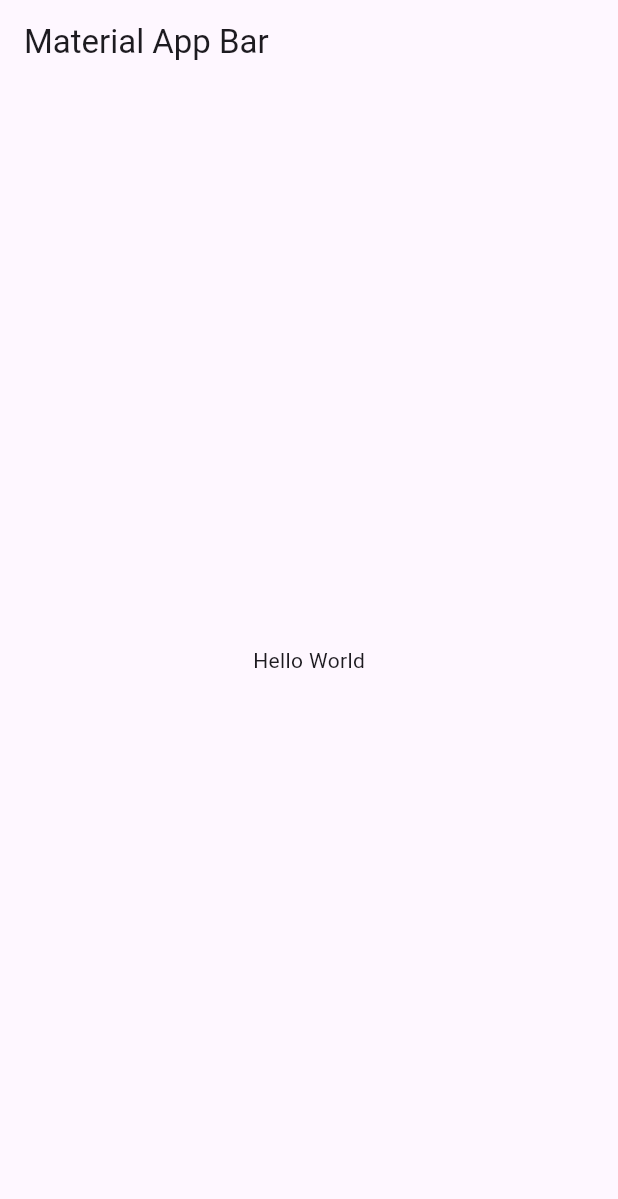
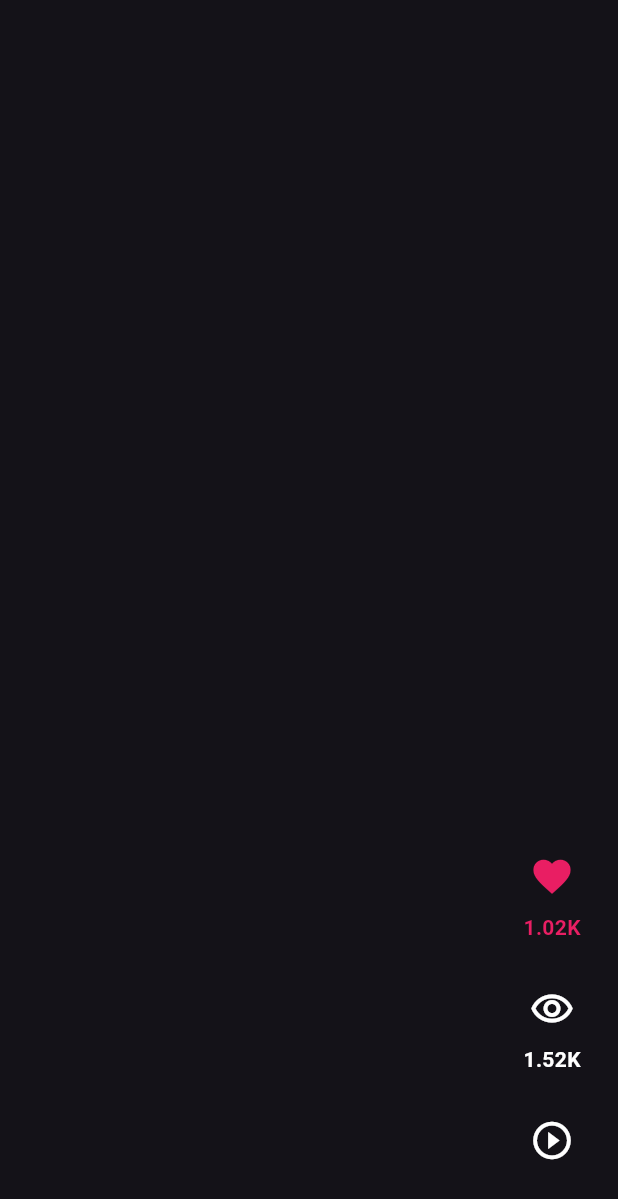
Before and after one commit to PePeWee07/Projects_Flutter, a Flutter app: the screen it shows after launch, on a phone screen of 412 x 824 dp. Shown: the top 1199 px of the screen. Run offline on Flutter 3.47's test engine with Material 3 defaults, Android fonts, the phone set to English and light mode, and no system bars; our stand-ins replace dio.

Commit message:
correccion de repositorio sin videos

```diff
--- /dev/null
+++ b/Projects_Flutter/toktik/lib/config/helpers/huma_formats.dart
@@ -0,0 +1,15 @@
+
+import 'package:intl/intl.dart';
+
+class HumanFormats {
+
+  static String humanReadbleNumber(double number) {
+
+    final formatterNumber = NumberFormat.compactCurrency(
+      decimalDigits: 0,
+      symbol: '',
+    ).format(number);
+
+    return formatterNumber;
+  }
+}
--- /dev/null
+++ b/Projects_Flutter/toktik/lib/config/theme/app_theme.dart
@@ -0,0 +1,10 @@
+import 'package:flutter/material.dart';
+
+class AppTheme{
+
+  ThemeData getTheme() => ThemeData(
+    brightness: Brightness.dark
+  );
+
+
+}
--- /dev/null
+++ b/Projects_Flutter/toktik/lib/domain/entities/video_post.dart
@@ -0,0 +1,17 @@
+
+class VideoPost {
+
+  final String caption;
+  final String videoUrl;
+  final int likes;
+  final int views;
+
+  VideoPost({
+    required this.caption,
+    required this.videoUrl,
+    this.likes = 0,
+    this.views = 0,
+  });
+
+
+}
--- /dev/null
+++ b/Projects_Flutter/toktik/lib/infrastructure/models/local_video_model.dart
@@ -0,0 +1,37 @@
+import 'package:toktik/domain/entities/video_post.dart';
+
+class LocalVideoModel {
+    final String name;
+    final String videoUrl;
+    final int likes;
+    final int views;
+
+    LocalVideoModel({
+        required this.name,
+        required this.videoUrl,
+        this.likes = 0,
+        this.views = 0,
+    });
+
+    factory LocalVideoModel.fromJson(Map<String, dynamic> json) => LocalVideoModel(
+        name: json["name"],
+        videoUrl: json["videoUrl"],
+        likes: json["likes"],
+        views: json["views"],
+    );
+
+    // Map<String, dynamic> toJson() => {
+    //     "name": name,
+    //     "videoUrl": videoUrl,
+    //     "likes": likes,
+    //     "views": views,
+    // };
+
+  VideoPost toVideoPostEntity() => VideoPost(
+    caption: name,
+    videoUrl: videoUrl,
+    likes: likes,
+    views: views,
+  );
+
+}
--- a/Projects_Flutter/toktik/lib/main.dart
+++ b/Projects_Flutter/toktik/lib/main.dart
@@ -1,4 +1,8 @@
 import 'package:flutter/material.dart';
+import 'package:toktik/config/theme/app_theme.dart';
+import 'package:toktik/presentation/providers/discover_provider.dart';
+import 'package:toktik/presentation/screens/discover/discover_screen.dart';
+import 'package:provider/provider.dart';
 
 void main() => runApp(const MyApp());
 
@@ -7,15 +11,18 @@ class MyApp extends StatelessWidget {
 
   @override
   Widget build(BuildContext context) {
-    return MaterialApp(
-      title: 'Material App',
-      home: Scaffold(
-        appBar: AppBar(
-          title: const Text('Material App Bar'),
-        ),
-        body: const Center(
-          child: Text('Hello World'),
-        ),
+    return MultiProvider(
+      providers: [
+        ChangeNotifierProvider(
+          lazy: false,
+          create: (_) => DiscoverProvider()..loadNextPage()
+          ),
+      ],
+      child: MaterialApp(
+        title: 'TokTik',
+        debugShowCheckedModeBanner: false,
+        theme: AppTheme().getTheme(),
+        home: const DiscoverScreen(),
       ),
     );
   }
--- /dev/null
+++ b/Projects_Flutter/toktik/lib/presentation/providers/discover_provider.dart
@@ -0,0 +1,25 @@
+import 'package:flutter/material.dart';
+import 'package:toktik/domain/entities/video_post.dart';
+import 'package:toktik/infrastructure/models/local_video_model.dart';
+import 'package:toktik/shared/data/local_video_post.dart';
+
+class DiscoverProvider extends ChangeNotifier{
+
+  bool initailLoading = true;
+  List<VideoPost> videos = [];
+
+  Future<void> loadNextPage() async {
+
+    await Future.delayed(const Duration(seconds: 2));
+
+    final List<VideoPost> newVideos = videoPosts.map(
+      (video) => LocalVideoModel.fromJson(video).toVideoPostEntity()
+    ).toList();
+
+    videos.addAll(newVideos);
+    initailLoading = false;
+
+    notifyListeners();
+  }
+
+}
--- /dev/null
+++ b/Projects_Flutter/toktik/lib/presentation/screens/discover/discover_screen.dart
@@ -0,0 +1,20 @@
+import 'package:flutter/material.dart';
+import 'package:provider/provider.dart';
+import 'package:toktik/presentation/providers/discover_provider.dart';
+import 'package:toktik/presentation/widgets/shared/video_scrollable_view.dart';
+
+class DiscoverScreen extends StatelessWidget {
+  const DiscoverScreen({super.key});
+
+  @override
+  Widget build(BuildContext context) {
+
+    final discoverProvider = context.watch<DiscoverProvider>();
+
+    return Scaffold(
+      body: discoverProvider.initailLoading
+      ? const Center(child: CircularProgressIndicator(strokeWidth: 2))
+      : VideoScrollableView(videos: discoverProvider.videos)
+    );
+  }
+}
--- /dev/null
+++ b/Projects_Flutter/toktik/lib/presentation/widgets/shared/video_buttons.dart
@@ -0,0 +1,59 @@
+import 'package:animate_do/animate_do.dart';
+import 'package:flutter/material.dart';
+import 'package:toktik/config/helpers/huma_formats.dart';
+import 'package:toktik/domain/entities/video_post.dart';
+
+
+class VideoButtons extends StatelessWidget {
+
+  final VideoPost video;
+
+  const VideoButtons({super.key, required this.video});
+
+  @override
+  Widget build(BuildContext context) {
+    return Column(
+      children: [
+        _CustomIcomButton(iconColor: Colors.pink, iconData: Icons.favorite, value: video.likes),
+        const SizedBox(height: 20),
+
+        _CustomIcomButton(iconData: Icons.remove_red_eye_outlined, value: video.views),
+
+        const SizedBox(height: 20),
+        SpinPerfect(
+          infinite: true,
+          duration: const Duration(seconds: 5),
+          child: const _CustomIcomButton(iconData: Icons.play_circle_outline, value: 0)
+        ),
+      ],
+    );
+  }
+}
+
+class _CustomIcomButton extends StatelessWidget {
+
+  final int value;
+  final IconData iconData;
+  final Color color;
+
+  const _CustomIcomButton({
+    required this.value,
+    required this.iconData,
+    iconColor
+  }): color = iconColor ?? Colors.white;
+
+  @override
+  Widget build(BuildContext context) {
+    return Column(
+      children: [
+        IconButton(
+          onPressed: (){},
+          icon: Icon(iconData, color: color, size: 30)
+        ),
+
+        if(value > 0)
+        Text( HumanFormats.humanReadbleNumber(value.toDouble()), style: TextStyle( color: color, fontWeight: FontWeight.bold),)
+      ],
+    );
+  }
+}
--- /dev/null
+++ b/Projects_Flutter/toktik/lib/presentation/widgets/shared/video_scrollable_view.dart
@@ -0,0 +1,33 @@
+import 'package:flutter/material.dart';
+import 'package:flutter/widgets.dart';
+import 'package:toktik/domain/entities/video_post.dart';
+import 'package:toktik/presentation/widgets/shared/video_buttons.dart';
+
+class VideoScrollableView extends StatelessWidget {
+
+  final List<VideoPost> videos;
+
+  const VideoScrollableView({super.key, required this.videos});
+
+  @override
+  Widget build(BuildContext context) {
+    return PageView.builder(
+      scrollDirection: Axis.vertical,
+      physics: const BouncingScrollPhysics(),
+      itemCount: videos.length,
+      itemBuilder: (context, index) {
+        final VideoPost videoPost = videos[index];
+
+        return Stack(
+          children: [
+            Positioned(
+              bottom: 40,
+              right: 20,
+              child: VideoButtons(video: videoPost))
+          ],
+        );
+
+      },
+    );
+  }
+}
--- /dev/null
+++ b/Projects_Flutter/toktik/lib/shared/data/local_video_post.dart
@@ -0,0 +1,52 @@
+List<Map<String, dynamic>> videoPosts = [
+  {
+    'name': 'Puentes del lago',
+    'videoUrl': 'assets/videos/1.mp4',
+    'likes': 1023,
+    'views': 1523,
+  },
+  {
+    'name': 'Planta apreciada por peatones',
+    'videoUrl': 'assets/videos/2.mp4',
+    'likes': 14420,
+    'views': 24230,
+  },
+  {
+    'name': 'Lago de agua dulce, ¡Que hermoso',
+    'videoUrl': 'assets/videos/3.mp4',
+    'likes': 102643,
+    'views': 123563,
+  },
+  {
+    'name': 'Pato caminado por el lago',
+    'videoUrl': 'assets/videos/4.mp4',
+    'likes': 1320,
+    'views': 2300,
+  },
+  {
+    'name': 'Una entidad te asecha',
+    'videoUrl': 'assets/videos/5.mp4',
+    'likes': 301230,
+    'views': 371030,
+  },
+  {
+    'name': 'Un gato en el arbol',
+    'videoUrl': 'assets/videos/6.mp4',
+    'likes': 1560,
+    'views': 3630,
+  },
+  {
+    'name': 'Un Gato muy Rico',
+    'videoUrl': 'assets/videos/7.mp4',
+    'likes': 1320,
+    'views': 33032,
+  },
+  {
+    'name': 'Nino curioso',
+    'videoUrl': 'assets/videos/8.mp4',
+    'likes': 2334553,
+    'views': 3000000,
+  },
+
+
+];
```
Also changed, not shown: Projects_Flutter/toktik/pubspec.yaml (+5 -17 lines), Projects_Flutter/toktik/pubspec.lock.
